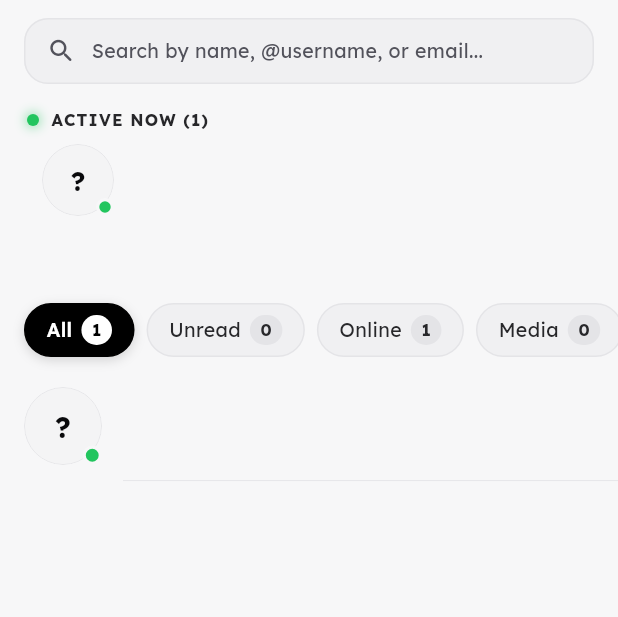
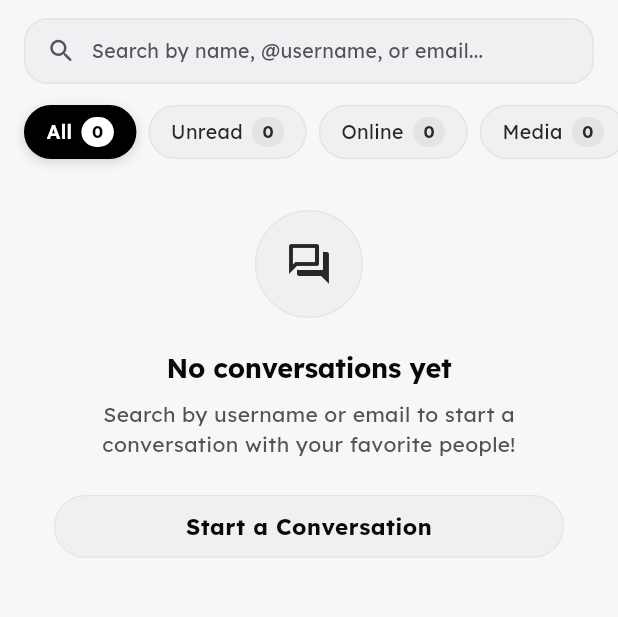
Before and after one commit to imransihab0/Chatty, a Flutter app: the HomeScreen screen opened directly, on a phone screen of 412 x 824 dp, the part 84-701 px from its top. Run offline on Flutter 3.47's test engine with Material 3 defaults, Android fonts, the phone set to English and light mode, and no system bars; drawn by our look-alikes of cached_network_image; our stand-ins replace cloud_firestore, firebase_auth, firebase_core, firebase_storage, google_sign_in, image_picker and 1 more; missing offline and left inert: record; accounts and stored records are empty; network calls fail.

Commit message:
feat(chats): show only connected conversations and require username or email to connect

```diff
--- a/lib/screens/home_screen.dart
+++ b/lib/screens/home_screen.dart
@@ -109,8 +109,11 @@ class _HomeScreenState extends State<HomeScreen> with WidgetsBindingObserver {
         final results = await APIs.searchUsers(query);
         if (mounted) {
           setState(() {
+            // Only show users in global search who are NOT already connected conversations
             _globalSearchResults = results
-                .where((u) => !_list.any((local) => local.id == u.id))
+                .where((u) =>
+                    !ConversationController.isConnected(u.id) &&
+                    !ChatSettingsController.isPinned(u.id))
                 .toList();
             _isLoadingGlobal = false;
           });
@@ -154,18 +157,36 @@ class _HomeScreenState extends State<HomeScreen> with WidgetsBindingObserver {
                 return ValueListenableBuilder<Map<String, Message>>(
                   valueListenable: ConversationController.lastMessagesNotifier,
                   builder: (context, lastMessagesMap, _) {
+                    return ValueListenableBuilder<Set<String>>(
+                      valueListenable: ChatSettingsController.pinnedNotifier,
+                      builder: (context, pinnedSet, _) {
+                        return ValueListenableBuilder<Map<String, int>>(
+                          valueListenable:
+                              ConversationController.lastMessageTimesNotifier,
+                          builder: (context, messageTimes, _) {
+                            // Filter ONLY connected users:
+                            // Users who have exchanged at least 1 message or are pinned.
+                            // Accounts that never messaged are treated as NOT connected.
+                            final connectedUsers = _list.where((u) {
+                              final int time = messageTimes[u.id] ?? 0;
+                              final bool hasMessage =
+                                  time > 0 || lastMessagesMap[u.id] != null;
+                              final bool isPinned = pinnedSet.contains(u.id);
+                              return hasMessage || isPinned;
+                            }).toList();
+
                             final onlineCount =
-                        _list.where((u) => u.isOnline).length;
-                    final unreadCount = _list
+                                connectedUsers.where((u) => u.isOnline).length;
+                            final unreadCount = connectedUsers
                                 .where((u) => ConversationController.isUnread(u.id))
                                 .length;
-                    final mediaCount = _list
+                            final mediaCount = connectedUsers
                                 .where((u) => ConversationController.hasMedia(u.id))
                                 .length;
-                    final totalCount = _list.length;
+                            final totalCount = connectedUsers.length;
 
                             // Apply filter & search query
-                    List<ChatUser> localFiltered = List.from(_list);
+                            List<ChatUser> localFiltered = List.from(connectedUsers);
 
                             if (_selectedFilter == HomeFilter.unread) {
                               localFiltered = localFiltered
@@ -181,22 +202,22 @@ class _HomeScreenState extends State<HomeScreen> with WidgetsBindingObserver {
                             }
 
                             if (_searchQuery.isNotEmpty) {
+                              final cleanQuery =
+                                  _searchQuery.replaceAll('@', '');
                               localFiltered = localFiltered
                                   .where((u) =>
-                              u.name.toLowerCase().contains(_searchQuery) ||
-                              u.username.toLowerCase().contains(_searchQuery) ||
-                              u.email.toLowerCase().contains(_searchQuery) ||
-                              u.about.toLowerCase().contains(_searchQuery))
+                                      u.username
+                                          .toLowerCase()
+                                          .contains(cleanQuery) ||
+                                      u.email
+                                          .toLowerCase()
+                                          .contains(cleanQuery) ||
+                                      u.name
+                                          .toLowerCase()
+                                          .contains(cleanQuery))
                                   .toList();
                             }
 
-                    return ValueListenableBuilder<Set<String>>(
-                      valueListenable: ChatSettingsController.pinnedNotifier,
-                      builder: (context, pinnedSet, _) {
-                        return ValueListenableBuilder<Map<String, int>>(
-                          valueListenable:
-                              ConversationController.lastMessageTimesNotifier,
-                          builder: (context, messageTimes, _) {
                             // Sort conversations:
                             // 1. Pinned conversations to the top
                             // 2. Latest chat timestamp descending (most recent chat on top)
@@ -230,6 +251,7 @@ class _HomeScreenState extends State<HomeScreen> with WidgetsBindingObserver {
                             });
 
                             return _buildScrollableContent(
+                              connectedUsers: connectedUsers,
                               localFiltered: localFiltered,
                               totalCount: totalCount,
                               unreadCount: unreadCount,
@@ -466,10 +488,9 @@ class _HomeScreenState extends State<HomeScreen> with WidgetsBindingObserver {
   Widget _activeNowTray(List<ChatUser> users) {
     if (users.isEmpty) return const SizedBox.shrink();
 
+    // Show ONLY connected friends who are actively online right now
     final onlineList = users.where((u) => u.isOnline).toList();
-    final displayList =
-        onlineList.isNotEmpty ? onlineList : users.take(12).toList();
-    final bool hasLiveOnline = onlineList.isNotEmpty;
+    if (onlineList.isEmpty) return const SizedBox.shrink();
 
     return Container(
       margin: const EdgeInsets.only(top: 8, bottom: 4),
@@ -484,28 +505,20 @@ class _HomeScreenState extends State<HomeScreen> with WidgetsBindingObserver {
                   width: 8,
                   height: 8,
                   decoration: BoxDecoration(
-                    color: hasLiveOnline
-                        ? AppTheme.success
-                        : (context.isDark
-                            ? const Color(0xFF555555)
-                            : const Color(0xFF999999)),
+                    color: AppTheme.success,
                     shape: BoxShape.circle,
-                    boxShadow: hasLiveOnline
-                        ? [
+                    boxShadow: [
                       BoxShadow(
                         color: AppTheme.success.withValues(alpha: 0.5),
                         blurRadius: 6,
                         spreadRadius: 1,
                       )
-                          ]
-                        : null,
+                    ],
                   ),
                 ),
                 AppSpacing.gapW8,
                 Text(
-                  hasLiveOnline
-                      ? 'ACTIVE NOW (${onlineList.length})'
-                      : 'RECENT FRIENDS',
+                  'ACTIVE NOW (${onlineList.length})',
                   style: TextStyle(
                     fontFamily: AppTypography.fontFamily,
                     fontSize: 11,
@@ -524,9 +537,9 @@ class _HomeScreenState extends State<HomeScreen> with WidgetsBindingObserver {
               scrollDirection: Axis.horizontal,
               physics: const BouncingScrollPhysics(),
               padding: const EdgeInsets.symmetric(horizontal: 14, vertical: 4),
-              itemCount: displayList.length,
+              itemCount: onlineList.length,
               itemBuilder: (context, index) {
-                final user = displayList[index];
+                final user = onlineList[index];
                 final firstName = user.name.split(' ').first;
 
                 return InkWell(
@@ -749,6 +762,7 @@ class _HomeScreenState extends State<HomeScreen> with WidgetsBindingObserver {
 
   // Main Unified Scrollable Content
   Widget _buildScrollableContent({
+    required List<ChatUser> connectedUsers,
     required List<ChatUser> localFiltered,
     required int totalCount,
     required int unreadCount,
@@ -772,7 +786,7 @@ class _HomeScreenState extends State<HomeScreen> with WidgetsBindingObserver {
         // Quick Search Trigger Pill & Active Friends (Scroll with list, hidden during active search)
         if (!_isSearching) ...[
           _searchTriggerPill(),
-          _activeNowTray(_list),
+          _activeNowTray(connectedUsers),
         ],
 
         // Filter Chips Bar (Chat Folders)
@@ -850,7 +864,7 @@ class _HomeScreenState extends State<HomeScreen> with WidgetsBindingObserver {
                       size: 15, color: context.textPrimaryColor),
                   AppSpacing.gapW6,
                   Text(
-                    'GLOBAL DIRECTORY (${_globalSearchResults.length})',
+                    'GLOBAL SEARCH (${_globalSearchResults.length})',
                     style: TextStyle(
                       fontFamily: AppTypography.fontFamily,
                       fontSize: 12,
```
Also changed, not shown: lib/api/apis.dart (+28 -10 lines), lib/services/conversation_controller.dart (+8 -0 lines). Lines whose indentation alone changed are shown as unchanged.
